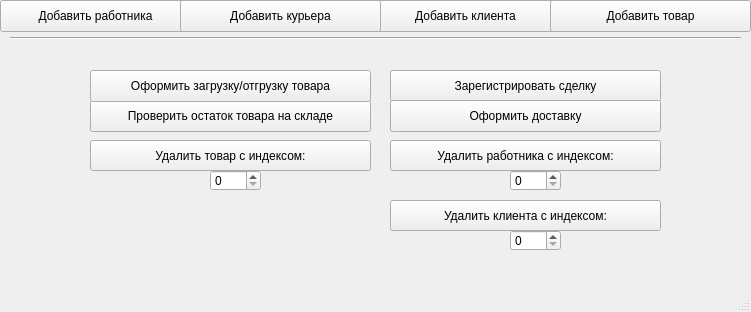
Qt form main_screen.ui (FIIckSesh/MRP) before a commit.
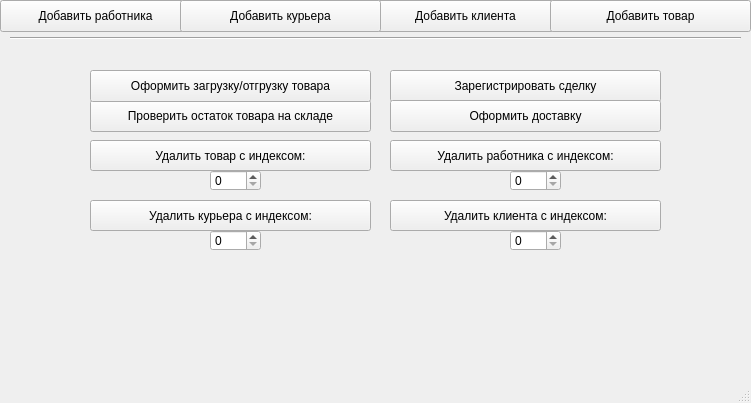
The same form after that commit.

Commit message: removing courier

```diff
--- a/main_screen.ui
+++ b/main_screen.ui
@@ -7,7 +7,7 @@
     <x>0</x>
     <y>0</y>
     <width>751</width>
-    <height>312</height>
+    <height>403</height>
    </rect>
   </property>
   <property name="windowTitle">
@@ -200,6 +200,29 @@
      <string>Удалить клиента с индексом:</string>
     </property>
    </widget>
+   <widget class="QSpinBox" name="courierIndex">
+    <property name="geometry">
+     <rect>
+      <x>210</x>
+      <y>230</y>
+      <width>51</width>
+      <height>21</height>
+     </rect>
+    </property>
+   </widget>
+   <widget class="QPushButton" name="removeCourierBtn">
+    <property name="geometry">
+     <rect>
+      <x>90</x>
+      <y>200</y>
+      <width>281</width>
+      <height>31</height>
+     </rect>
+    </property>
+    <property name="text">
+     <string>Удалить курьера с индексом:</string>
+    </property>
+   </widget>
   </widget>
   <widget class="QMenuBar" name="menubar">
    <property name="geometry">
```
The commit also changes 6 other files.
